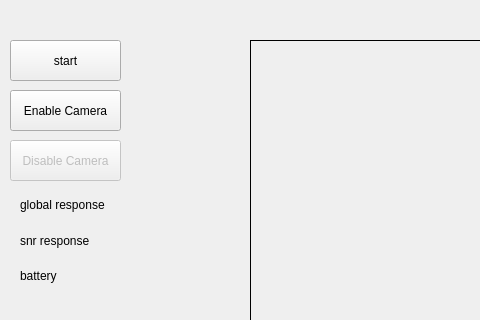
Before: the Qt Designer form mainwindow.ui in AnthonyDoucet/DJI_TELLO_QT6_API, drawn with Qt 5; both pictures show x 0 to 480 and y 0 to 320 of the 910 by 435 pixel window.
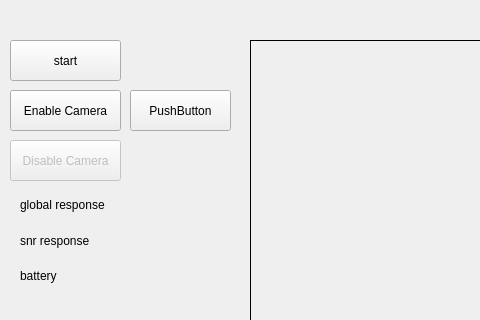
After: the same form once the commit is applied.

```diff
--- a/mainwindow.ui
+++ b/mainwindow.ui
@@ -111,6 +111,19 @@
      </item>
     </layout>
    </widget>
+   <widget class="QPushButton" name="pushButton_4">
+    <property name="geometry">
+     <rect>
+      <x>130</x>
+      <y>90</y>
+      <width>101</width>
+      <height>41</height>
+     </rect>
+    </property>
+    <property name="text">
+     <string>PushButton</string>
+    </property>
+   </widget>
   </widget>
   <widget class="QMenuBar" name="menubar">
    <property name="geometry">
```
